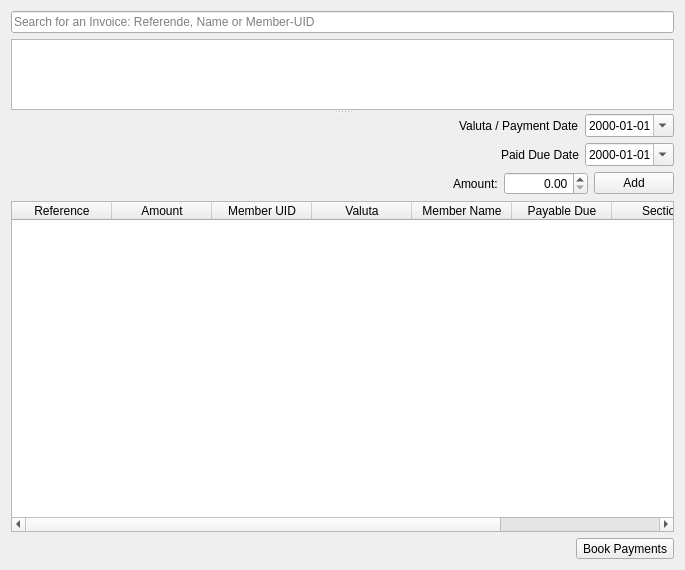
Old version of the form forms/paymentimport.ui in the repository LukyLuke/PiTres.
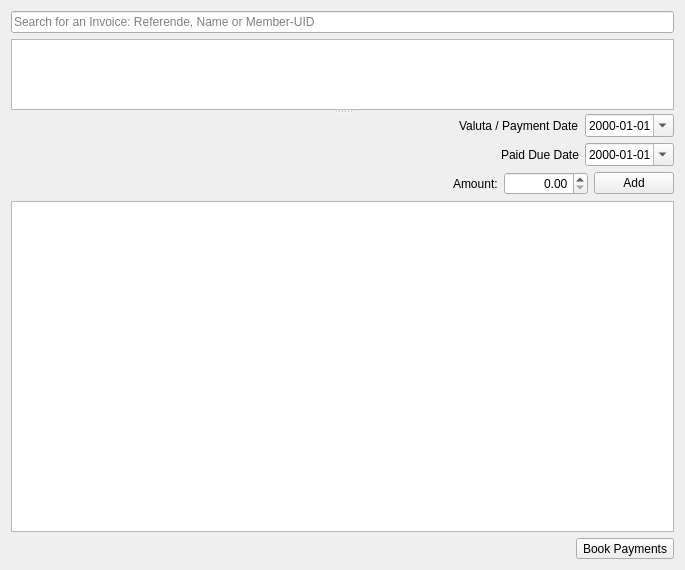
New version of the form. Icons and pictures are not drawn.

Commit message: #33 Changed payment import to use models onstead of widgets and parsing strings

What changed in the file:
```diff
--- a/forms/paymentimport.ui
+++ b/forms/paymentimport.ui
@@ -170,7 +170,7 @@
         </layout>
        </item>
        <item>
-        <widget class="QTableWidget" name="tablePay">
+        <widget class="QTableView" name="tablePay">
          <property name="sizePolicy">
           <sizepolicy hsizetype="Expanding" vsizetype="MinimumExpanding">
            <horstretch>0</horstretch>
@@ -192,46 +192,6 @@
          <property name="wordWrap">
           <bool>false</bool>
          </property>
-         <column>
-          <property name="text">
-           <string>Reference</string>
-          </property>
-         </column>
-         <column>
-          <property name="text">
-           <string>Amount</string>
-          </property>
-         </column>
-         <column>
-          <property name="text">
-           <string>Member UID</string>
-          </property>
-         </column>
-         <column>
-          <property name="text">
-           <string>Valuta</string>
-          </property>
-         </column>
-         <column>
-          <property name="text">
-           <string>Member Name</string>
-          </property>
-         </column>
-         <column>
-          <property name="text">
-           <string>Payable Due</string>
-          </property>
-         </column>
-         <column>
-          <property name="text">
-           <string>Section</string>
-          </property>
-         </column>
-         <column>
-          <property name="text">
-           <string>Paid Due</string>
-          </property>
-         </column>
         </widget>
        </item>
        <item>
```
Left out of the diff: 6 changed lines with no effect on the pictures. The commit also changes 2 other files.
